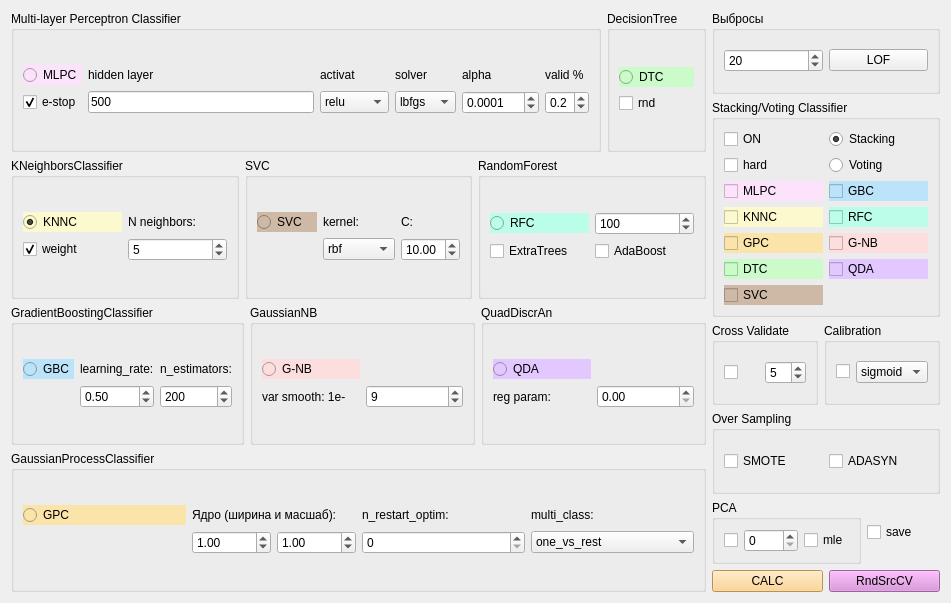
First picture: the form in qt/classifier_form.ui, repository idergunoff/geovel_1.0, before the edit.
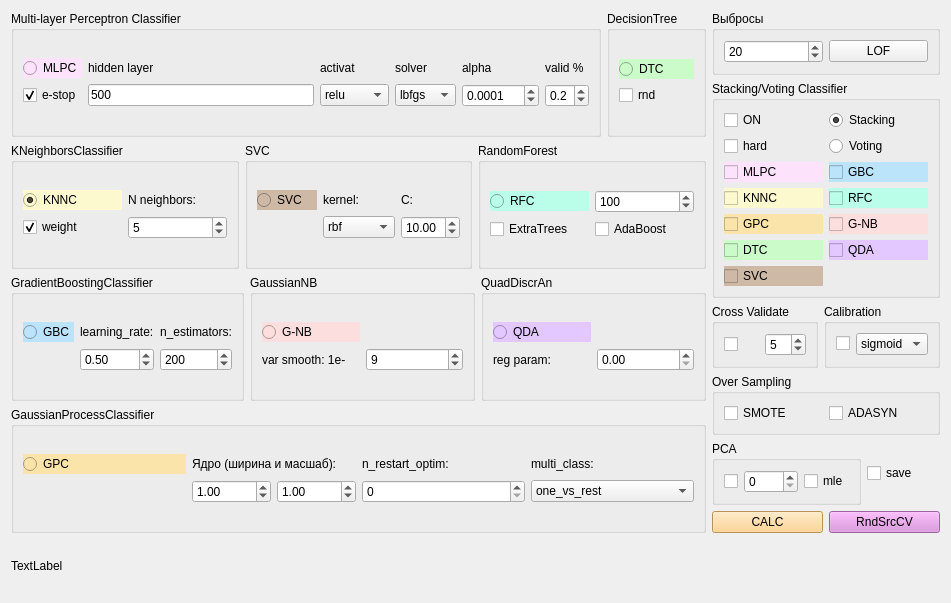
Second picture: the form after the edit.

Commit message: add profile to classifier

Patch:
```diff
--- a/qt/classifier_form.ui
+++ b/qt/classifier_form.ui
@@ -1163,6 +1163,13 @@
      </item>
     </layout>
    </item>
+   <item row="1" column="0" colspan="2">
+    <widget class="QLabel" name="label">
+     <property name="text">
+      <string>TextLabel</string>
+     </property>
+    </widget>
+   </item>
   </layout>
  </widget>
  <resources/>
```
Left out of the diff: 2 changed lines with no effect on the pictures. The commit also changes 12 other files.
